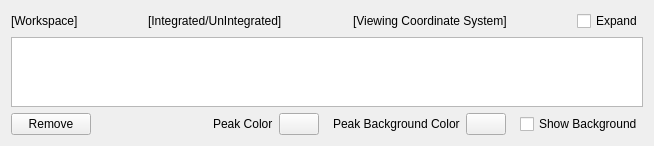
Qt form Code/Mantid/MantidQt/SliceViewer/inc/MantidQtSliceViewer/PeaksWorkspaceWidget.ui (mantidproject/mantid) before a commit.
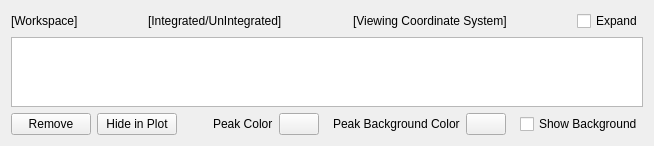
The same form after that commit.

Commit message:
refs #6271. Add hide and show features.
Toggle between hiding and showing the peaks workspaces.

The edit to the form file:
```diff
--- a/Code/Mantid/MantidQt/SliceViewer/inc/MantidQtSliceViewer/PeaksWorkspaceWidget.ui
+++ b/Code/Mantid/MantidQt/SliceViewer/inc/MantidQtSliceViewer/PeaksWorkspaceWidget.ui
@@ -120,6 +120,16 @@
        </property>
       </widget>
      </item>
+     <item>
+      <widget class="QPushButton" name="btnHide">
+       <property name="text">
+        <string>Hide in Plot</string>
+       </property>
+       <property name="checkable">
+        <bool>true</bool>
+       </property>
+      </widget>
+     </item>
      <item>
       <spacer name="horizontalSpacer">
        <property name="orientation">
```
The commit also changes 18 other files.
